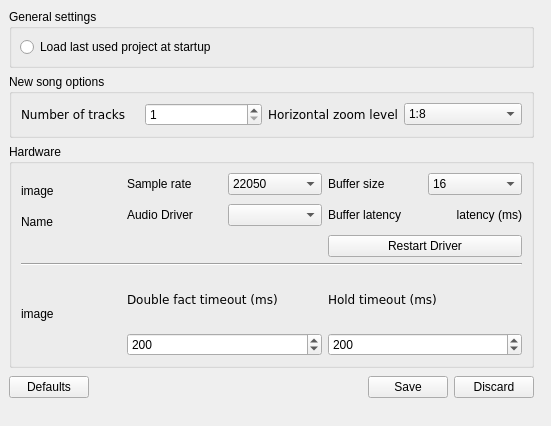
Qt form src/traverso/ui/GlobalPropertiesWidget.ui (ErwanLegrand/Traverso-DAW) before a commit.
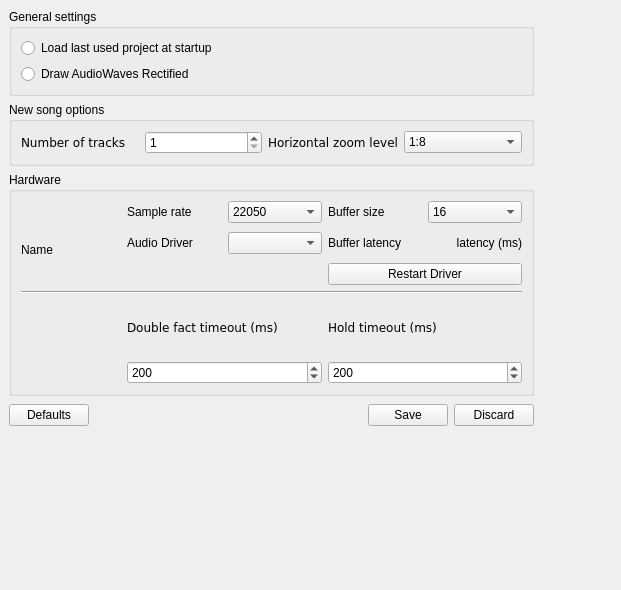
The same form after that commit. Icons and pictures are not drawn.

Commit message: add classicview/rectified radio button

```diff
--- a/src/traverso/ui/GlobalPropertiesWidget.ui
+++ b/src/traverso/ui/GlobalPropertiesWidget.ui
@@ -8,8 +8,8 @@
    <rect>
     <x>0</x>
     <y>0</y>
-    <width>551</width>
-    <height>426</height>
+    <width>621</width>
+    <height>590</height>
    </rect>
   </property>
   <property name="windowTitle" >
@@ -22,22 +22,6 @@
    <property name="spacing" >
     <number>6</number>
    </property>
-   <item row="0" column="1" >
-    <spacer>
-     <property name="orientation" >
-      <enum>Qt::Horizontal</enum>
-     </property>
-     <property name="sizeType" >
-      <enum>QSizePolicy::Expanding</enum>
-     </property>
-     <property name="sizeHint" >
-      <size>
-       <width>91</width>
-       <height>200</height>
-      </size>
-     </property>
-    </spacer>
-   </item>
    <item row="0" column="0" >
     <layout class="QVBoxLayout" >
      <property name="margin" >
@@ -53,11 +37,31 @@
        </property>
        <layout class="QGridLayout" >
         <property name="margin" >
-         <number>8</number>
+         <number>9</number>
         </property>
         <property name="spacing" >
          <number>6</number>
         </property>
+        <item row="1" column="0" >
+         <widget class="QRadioButton" name="waveFormRectifiedRadioButton" >
+          <property name="text" >
+           <string>Draw AudioWaves Rectified</string>
+          </property>
+          <property name="autoExclusive" >
+           <bool>false</bool>
+          </property>
+         </widget>
+        </item>
+        <item row="0" column="0" >
+         <widget class="QRadioButton" name="loadLastProjectRadioButton" >
+          <property name="text" >
+           <string>Load last used project at startup</string>
+          </property>
+          <property name="autoExclusive" >
+           <bool>false</bool>
+          </property>
+         </widget>
+        </item>
         <item row="0" column="1" >
          <spacer>
           <property name="orientation" >
@@ -71,13 +75,6 @@
           </property>
          </spacer>
         </item>
-        <item row="0" column="0" >
-         <widget class="QRadioButton" name="loadLastProjectRadioButton" >
-          <property name="text" >
-           <string>Load last used project at startup</string>
-          </property>
-         </widget>
-        </item>
        </layout>
       </widget>
      </item>
@@ -228,7 +225,7 @@
                </size>
               </property>
               <property name="text" >
-               <string>image</string>
+               <string/>
               </property>
               <property name="pixmap" >
                <pixmap/>
@@ -451,7 +448,7 @@
                </size>
               </property>
               <property name="text" >
-               <string>image</string>
+               <string/>
               </property>
               <property name="pixmap" >
                <pixmap/>
@@ -569,24 +566,40 @@
        </item>
       </layout>
      </item>
-     <item>
-      <spacer>
-       <property name="orientation" >
-        <enum>Qt::Vertical</enum>
-       </property>
-       <property name="sizeType" >
-        <enum>QSizePolicy::Expanding</enum>
-       </property>
-       <property name="sizeHint" >
-        <size>
-         <width>525</width>
-         <height>0</height>
-        </size>
-       </property>
-      </spacer>
-     </item>
     </layout>
    </item>
+   <item row="1" column="0" >
+    <spacer>
+     <property name="orientation" >
+      <enum>Qt::Vertical</enum>
+     </property>
+     <property name="sizeType" >
+      <enum>QSizePolicy::Expanding</enum>
+     </property>
+     <property name="sizeHint" >
+      <size>
+       <width>525</width>
+       <height>16</height>
+      </size>
+     </property>
+    </spacer>
+   </item>
+   <item row="0" column="1" >
+    <spacer>
+     <property name="orientation" >
+      <enum>Qt::Horizontal</enum>
+     </property>
+     <property name="sizeType" >
+      <enum>QSizePolicy::Expanding</enum>
+     </property>
+     <property name="sizeHint" >
+      <size>
+       <width>16</width>
+       <height>408</height>
+      </size>
+     </property>
+    </spacer>
+   </item>
   </layout>
  </widget>
  <pixmapfunction></pixmapfunction>
```
